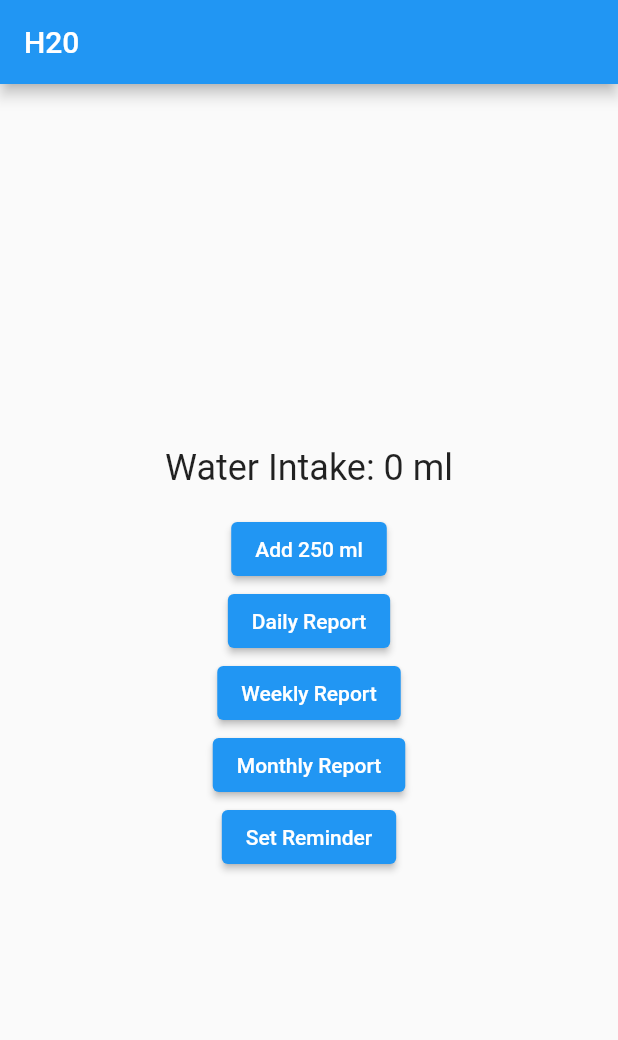
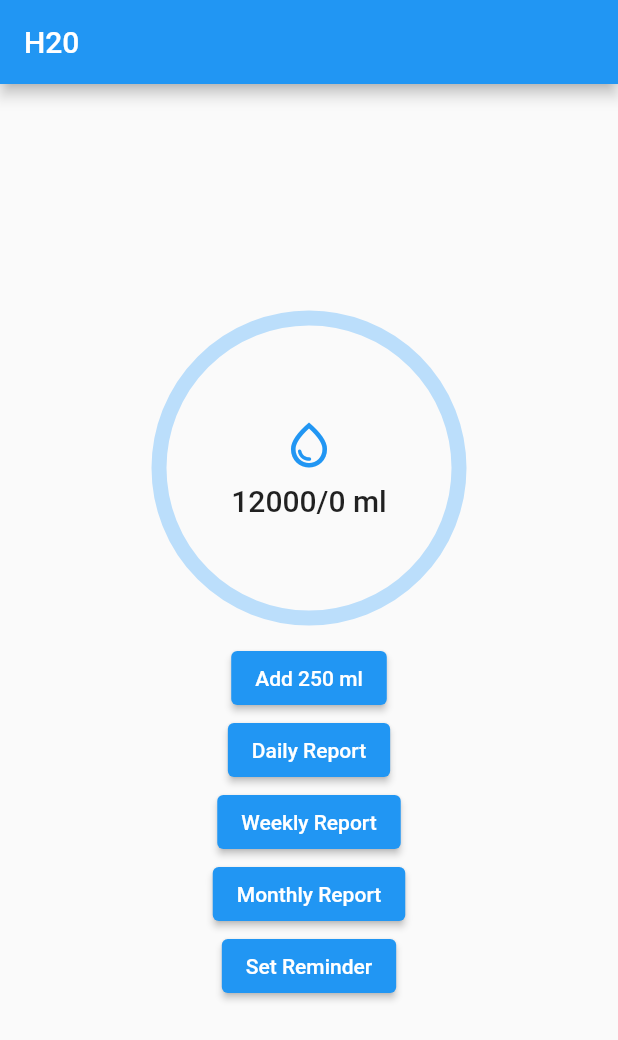
Before and after one commit to RafatMeraz/ostad-practice-projects, a Flutter app: the screen it shows after launch, on a phone screen of 412 x 824 dp. Shown: the top 1040 px of the screen. Run offline on Flutter 3.47's test engine with Material 2 defaults, Android fonts, the phone set to English and light mode, and no system bars; our stand-ins replace fluttertoast.

Commit message:
[h2o] : home screen circular ring design updated

```diff
--- a/h20/lib/data/models/water_tracker.dart
+++ b/h20/lib/data/models/water_tracker.dart
@@ -2,8 +2,14 @@ import 'package:flutter/foundation.dart';
 
 class WaterTracker with ChangeNotifier {
   int _waterIntake = 0;
+  int _waterIntakeTarget = 12000;
 
   int get waterIntake => _waterIntake;
+
+  int get waterIntakeTarget => _waterIntakeTarget;
+
+  double get targetFullFilled =>
+      _waterIntake == 0 ? 0 : (_waterIntake / _waterIntakeTarget);
 
   void incrementWaterIntake(int amount) {
     _waterIntake += amount;
--- a/h20/lib/presentation/app.dart
+++ b/h20/lib/presentation/app.dart
@@ -31,7 +31,7 @@ class H2OApp extends StatelessWidget {
         initialRoute: '/',
         routes: {
           '/': (context) => SplashScreen(),
-          '/home': (context) => HomeScreen(),
+          '/home': (context) => const HomeScreen(),
         },
       ),
     );
--- a/h20/lib/presentation/screens/home_screen.dart
+++ b/h20/lib/presentation/screens/home_screen.dart
@@ -8,11 +8,13 @@ import 'daily_report_screen.dart';
 import 'monthly_report_screen.dart';
 
 class HomeScreen extends StatelessWidget {
+  const HomeScreen({super.key});
+
   @override
   Widget build(BuildContext context) {
     return Scaffold(
       appBar: AppBar(
-        title: Text('H20'),
+        title: const Text('H20'),
       ),
       body: Center(
         child: Column(
@@ -20,19 +22,52 @@ class HomeScreen extends StatelessWidget {
           children: [
             Consumer<WaterTracker>(
               builder: (context, waterTracker, _) {
-                return Text(
-                  'Water Intake: ${waterTracker.waterIntake} ml',
-                  style: TextStyle(fontSize: 24),
+                return Stack(
+                  children: [
+                    SizedBox(
+                      height: 200,
+                      width: 200,
+                      child: CircularProgressIndicator(
+                        value: waterTracker.targetFullFilled,
+                        backgroundColor: Theme.of(context).primaryColorLight,
+                        color: waterTracker.targetFullFilled >= 1
+                            ? Colors.green
+                            : Theme.of(context).primaryColorDark,
+                        strokeWidth: 10,
+                      ),
+                    ),
+                    Positioned.fill(
+                      child: Column(
+                        mainAxisAlignment: MainAxisAlignment.center,
+                        children: [
+                          const Icon(
+                            Icons.water_drop_outlined,
+                            color: Colors.blue,
+                            size: 36,
+                          ),
+                          const SizedBox(
+                            height: 8,
+                          ),
+                          Text(
+                            '${waterTracker.waterIntakeTarget}/${waterTracker.waterIntake} ml',
+                            style: Theme.of(context).textTheme.titleLarge,
+                          ),
+                        ],
+                      ),
+                    ),
+                  ],
                 );
               },
             ),
-            SizedBox(height: 16),
+            const SizedBox(height: 16),
+
             ElevatedButton(
               onPressed: () {
                 // Increment water intake
-                Provider.of<WaterTracker>(context, listen: false).incrementWaterIntake(250);
+                Provider.of<WaterTracker>(context, listen: false)
+                    .incrementWaterIntake(250);
               },
-              child: Text('Add 250 ml'),
+              child: const Text('Add 250 ml'),
             ),
             ElevatedButton(
               onPressed: () {
@@ -41,7 +76,7 @@ class HomeScreen extends StatelessWidget {
                   MaterialPageRoute(builder: (context) => DailyReportScreen()),
                 );
               },
-              child: Text('Daily Report'),
+              child: const Text('Daily Report'),
             ),
             ElevatedButton(
               onPressed: () {
@@ -50,16 +85,17 @@ class HomeScreen extends StatelessWidget {
                   MaterialPageRoute(builder: (context) => WeeklyReportScreen()),
                 );
               },
-              child: Text('Weekly Report'),
+              child: const Text('Weekly Report'),
             ),
             ElevatedButton(
               onPressed: () {
                 Navigator.push(
                   context,
-                  MaterialPageRoute(builder: (context) => MonthlyReportScreen()),
+                  MaterialPageRoute(
+                      builder: (context) => MonthlyReportScreen()),
                 );
               },
-              child: Text('Monthly Report'),
+              child: const Text('Monthly Report'),
             ),
             ElevatedButton(
               onPressed: () {
@@ -68,7 +104,7 @@ class HomeScreen extends StatelessWidget {
                   MaterialPageRoute(builder: (context) => ReminderScreen()),
                 );
               },
-              child: Text('Set Reminder'),
+              child: const Text('Set Reminder'),
             ),
           ],
         ),
```
